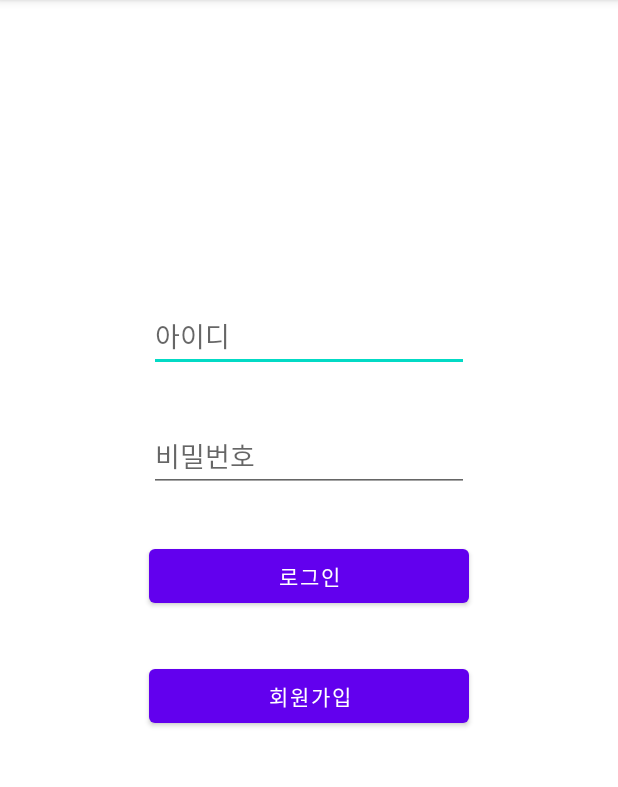
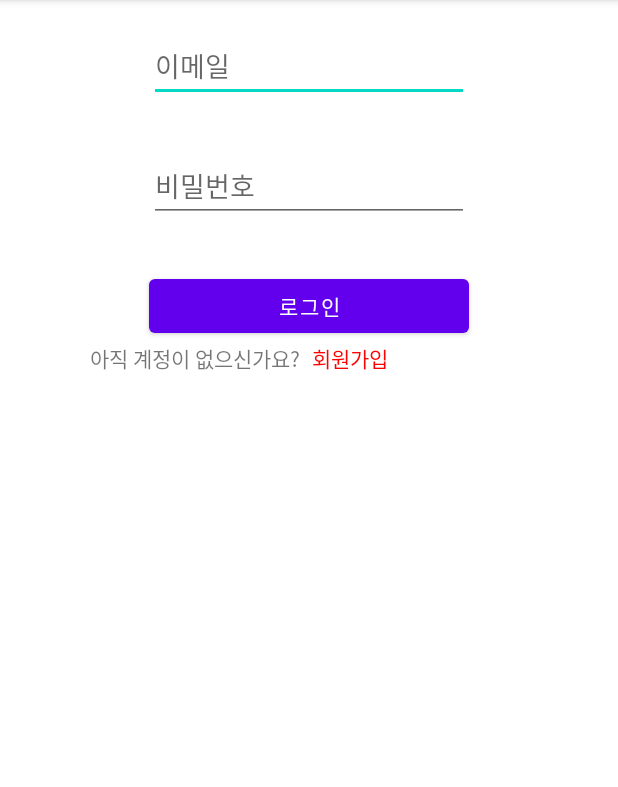
Before and after one commit to Jaeyong1114/jogijotae, an Android app: the LoginActivity screen opened directly, with no data from a screen before it, on a phone screen of 412 x 824 dp, the part 84-871 px from its top. Run offline under Robolectric (Android 15) with nearby library versions, the phone set to English and light mode, and no system bars; our stand-ins replace Firebase (no records; nobody signed in at launch, a user with empty details on screens opened directly).

Commit message:
저장본

```diff
--- a/app/src/main/java/com/examples/jogijotae/LoginActivity.java
+++ b/app/src/main/java/com/examples/jogijotae/LoginActivity.java
@@ -1,14 +1,74 @@
 package com.examples.jogijotae;
 
+import androidx.annotation.NonNull;
 import androidx.appcompat.app.AppCompatActivity;
 
+import android.content.Intent;
 import android.os.Bundle;
+import android.view.View;
+import android.widget.Button;
+import android.widget.EditText;
+import android.widget.TextView;
+import android.widget.Toast;
+
+import com.google.android.gms.tasks.OnCompleteListener;
+import com.google.android.gms.tasks.Task;
+import com.google.firebase.auth.AuthResult;
+import com.google.firebase.auth.FirebaseAuth;
 
 public class LoginActivity extends AppCompatActivity {
 //수정란
+
+    Button btn01;
+    TextView Registertxt;
+
+    EditText edit01,edit02;
+    private FirebaseAuth firebaseAuth;
     @Override
     protected void onCreate(Bundle savedInstanceState) {
         super.onCreate(savedInstanceState);
         setContentView(R.layout.activity_login);
+
+        firebaseAuth =  FirebaseAuth.getInstance();
+        //버튼 등록하기
+        Registertxt = findViewById(R.id.registertxt);
+        btn01 = findViewById(R.id.btn_login);
+        edit01 = findViewById(R.id.et_id);
+        edit02 = findViewById(R.id.et_pw);
+
+        //가입 버튼이 눌리면
+        Registertxt.setOnClickListener(new View.OnClickListener(){
+
+            @Override
+            public void onClick(View v) {
+                //intent함수를 통해 register액티비티 함수를 호출한다.
+                startActivity(new Intent(LoginActivity.this,RegisterActivity.class));
+
+            }
+        });
+
+        //로그인 버튼이 눌리면
+        btn01.setOnClickListener(new View.OnClickListener(){
+
+            @Override
+            public void onClick(View v) {
+                String email = edit01.getText().toString().trim();
+                String pwd = edit02.getText().toString().trim();
+                firebaseAuth.signInWithEmailAndPassword(email,pwd)
+                        .addOnCompleteListener(LoginActivity.this, new OnCompleteListener<AuthResult>() {
+                            @Override
+                            public void onComplete(@NonNull Task<AuthResult> task) {
+                                if(task.isSuccessful()){
+                                    Intent intent = new Intent(LoginActivity.this, MainActivity.class);
+                                    startActivity(intent);
+
+                                }else{
+                                    Toast.makeText(LoginActivity.this,"로그인 오류",Toast.LENGTH_SHORT).show();
+                                }
+                            }
+                        });
+
+            }
+        });
     }
 }
--- a/app/src/main/res/layout/activity_login.xml
+++ b/app/src/main/res/layout/activity_login.xml
@@ -6,16 +6,17 @@
     android:layout_height="match_parent"
     tools:context=".LoginActivity">
 //응애
+
     <EditText
         android:id="@+id/et_id"
         android:layout_width="wrap_content"
         android:layout_height="wrap_content"
         android:layout_marginStart="8dp"
-        android:layout_marginTop="200dp"
+        android:layout_marginTop="20dp"
         android:layout_marginEnd="8dp"
         android:ems="10"
-        android:hint="아이디"
-        android:inputType="textPersonName"
+        android:hint="이메일"
+        android:inputType="textEmailAddress"
         app:layout_constraintEnd_toEndOf="parent"
         app:layout_constraintStart_toStartOf="parent"
         app:layout_constraintTop_toTopOf="parent" />
@@ -44,13 +45,24 @@
         app:layout_constraintStart_toStartOf="@+id/et_pw"
         app:layout_constraintTop_toBottomOf="@+id/et_pw" />
 
-    <Button
-        android:id="@+id/btn_register"
-        android:layout_width="0dp"
+    <TextView
+        android:id="@+id/registertxt"
+        android:layout_width="wrap_content"
         android:layout_height="wrap_content"
-        android:layout_marginTop="32dp"
+        android:layout_marginStart="8dp"
         android:text="회원가입"
-        app:layout_constraintEnd_toEndOf="@+id/btn_login"
-        app:layout_constraintStart_toStartOf="@+id/btn_login"
+        android:textColor="#ffff0000"
+
+        app:layout_constraintStart_toEndOf="@+id/textView6"
         app:layout_constraintTop_toBottomOf="@+id/btn_login" />
+
+    <TextView
+        android:id="@+id/textView6"
+        android:layout_width="wrap_content"
+        android:layout_height="wrap_content"
+        android:layout_marginStart="60dp"
+        android:text="아직 계정이 없으신가요?"
+        app:layout_constraintStart_toStartOf="parent"
+        app:layout_constraintTop_toBottomOf="@+id/btn_login" />
+
 </androidx.constraintlayout.widget.ConstraintLayout>
```
